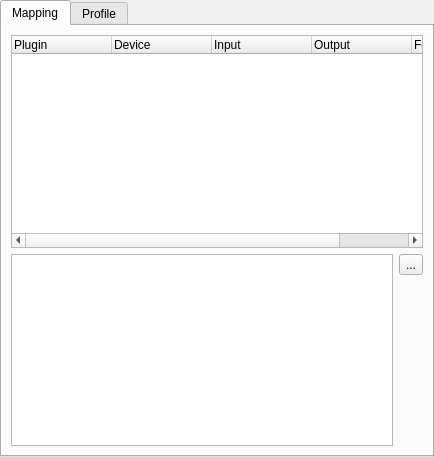
The window that ui/src/inputoutputpatcheditor.ui (mcallegari/qlcplus) describes before a commit, drawn with Qt 5.
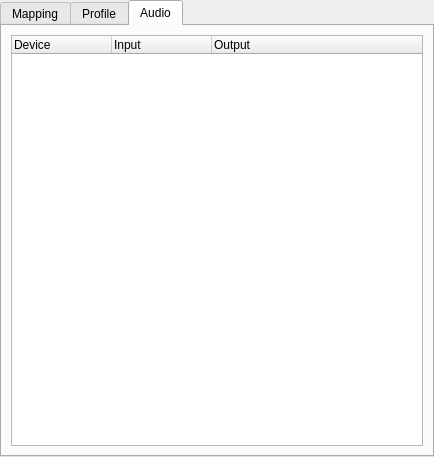
The same window after the commit. The open tabs and pages were chosen to show the change. Icons and pictures are not drawn.

Commit message:
Started to add audio device selection
Started to abandon QHeaderView::ResizeToContents usage for Qt5 port

What changed in the file:
```diff
--- a/ui/src/inputoutputpatcheditor.ui
+++ b/ui/src/inputoutputpatcheditor.ui
@@ -17,10 +17,16 @@
    <property name="margin">
     <number>0</number>
    </property>
-   <property name="spacing">
+   <property name="topMargin">
     <number>0</number>
    </property>
-   <item row="0" column="0" colspan="2">
+   <property name="rightMargin">
+    <number>0</number>
+   </property>
+   <property name="bottomMargin">
+    <number>0</number>
+   </property>
+   <item row="0" column="0">
     <widget class="QTabWidget" name="m_tab">
      <property name="currentIndex">
       <number>0</number>
@@ -210,6 +216,32 @@
        </item>
       </layout>
      </widget>
+     <widget class="QWidget" name="Audio">
+      <attribute name="title">
+       <string>Audio</string>
+      </attribute>
+      <layout class="QGridLayout" name="gridLayout_4">
+       <item row="0" column="0">
+        <widget class="QTreeWidget" name="m_audioMapTree">
+         <column>
+          <property name="text">
+           <string>Device</string>
+          </property>
+         </column>
+         <column>
+          <property name="text">
+           <string>Input</string>
+          </property>
+         </column>
+         <column>
+          <property name="text">
+           <string>Output</string>
+          </property>
+         </column>
+        </widget>
+       </item>
+      </layout>
+     </widget>
     </widget>
    </item>
   </layout>
```
Left out of the diff: 2 changed lines with no effect on the pictures. The commit also changes 11 other files.
